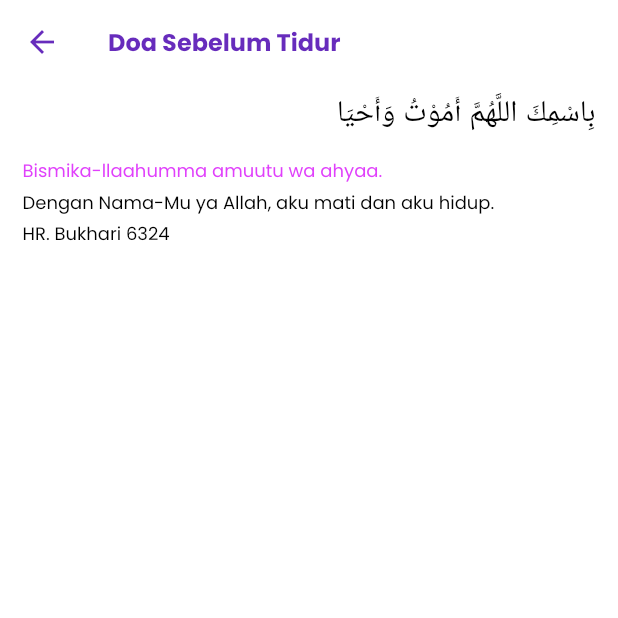
After one commit to AdityaAde/quran-app, a Flutter app: the DetailPrayScreen screen opened by its route, on a phone screen of 412 x 824 dp, the top half of it. The commit adds this screen. Run offline on Flutter 3.47's test engine with Material 2 defaults, Android fonts, the phone set to English and light mode, and no system bars; our stand-ins replace audioplayers, equatable, flutter_bloc, sqflite, tuple; accounts and stored records are empty.

Commit message:
* Create UI Screen Detail doa * Create models detail doa * Update theme

```diff
--- a/lib/bundles/bundles.dart
+++ b/lib/bundles/bundles.dart
@@ -4,3 +4,4 @@ export 'detail_surah/detail_surah_screen.dart';
 export 'search/search_screen.dart';
 export 'bookmarks/bookmark_screen.dart';
 export 'pray/pray_screen.dart';
+export 'detail_pray/detail_pray_screen.dart';
--- /dev/null
+++ b/lib/bundles/detail_pray/detail_pray_screen.dart
@@ -0,0 +1,63 @@
+import 'package:flutter/material.dart';
+
+import '../../components/components.dart';
+
+class DetailPrayScreen extends StatelessWidget {
+  const DetailPrayScreen({Key? key}) : super(key: key);
+
+  static const String routeName = '/detail-doa';
+
+  static Route route() {
+    return MaterialPageRoute(
+      settings: const RouteSettings(name: routeName),
+      builder: (context) => const DetailPrayScreen(),
+    );
+  }
+
+  @override
+  Widget build(BuildContext context) {
+    final TextTheme textTheme = Theme.of(context).textTheme;
+    final ColorScheme colorScheme = Theme.of(context).colorScheme;
+    return Scaffold(
+      appBar: AppBarCustom.appBarCustom(
+        context,
+        'Doa Sebelum Tidur',
+        textTheme,
+        colorScheme,
+        const SizedBox(),
+      ),
+      body: ListView.builder(
+          itemCount: 1,
+          itemBuilder: (context, index) {
+            return Padding(
+              padding: const EdgeInsets.symmetric(horizontal: 15),
+              child: Column(
+                crossAxisAlignment: CrossAxisAlignment.start,
+                children: [
+                  Align(
+                    alignment: Alignment.centerRight,
+                    child: Text(
+                      'بِاسْمِكَ اللَّهُمَّ أَمُوْتُ وَأَحْيَا',
+                      style: textTheme.bodyLarge!.copyWith(fontSize: 20),
+                    ),
+                  ),
+                  const SizedBox(height: 10),
+                  Text(
+                    'Bismika-llaahumma amuutu wa ahyaa.',
+                    style: textTheme.bodyLarge!.copyWith(color: colorScheme.secondaryContainer),
+                  ),
+                  Text(
+                    "Dengan Nama-Mu ya Allah, aku mati dan aku hidup.",
+                    style: textTheme.bodyLarge,
+                  ),
+                  Text(
+                    'HR. Bukhari 6324',
+                    style: textTheme.bodyLarge,
+                  )
+                ],
+              ),
+            );
+          }),
+    );
+  }
+}
--- a/lib/bundles/loading/widget/loading_screen_body.dart
+++ b/lib/bundles/loading/widget/loading_screen_body.dart
@@ -75,7 +75,7 @@ class _LoadingScreenBodyState extends State<LoadingScreenBody> {
           child: Center(
             child: Text(
               'Get Started',
-              style: textTheme.headline4!.copyWith(color: colorScheme.onPrimary),
+              style: textTheme.headline4!.copyWith(color: colorScheme.background),
             ),
           ),
         ),
--- a/lib/config/app_router.dart
+++ b/lib/config/app_router.dart
@@ -1,8 +1,8 @@
 import 'package:flutter/material.dart';
-import 'package:quran_app/models/surah_models.dart';
 import 'package:tuple/tuple.dart';
 
 import '../bundles/bundles.dart';
+import '../models/models.dart';
 
 class AppRouter {
   static Route onGenerateRoute(RouteSettings settings) {
@@ -17,6 +17,8 @@ class AppRouter {
         return BookmarkScreen.route();
       case '/pray':
         return PrayScreen.route();
+      case '/detail-doa':
+        return DetailPrayScreen.route();
       default:
         return _errorRoute();
     }
--- a/lib/config/theme/theme_cubit.dart
+++ b/lib/config/theme/theme_cubit.dart
@@ -1,6 +1,7 @@
 import 'package:equatable/equatable.dart';
 import 'package:flutter_bloc/flutter_bloc.dart';
-import 'package:quran_app/provider/theme_save/theme_repository.dart';
+
+import '../../provider/provider.dart';
 
 part 'theme_state.dart';
 
--- a/lib/models/models.dart
+++ b/lib/models/models.dart
@@ -1 +1,4 @@
+export 'doa_models.dart';
+export 'detail_doa_models.dart';
+export 'surah_models.dart';
 export 'detail_surah_models.dart';
--- a/lib/provider/doa/doa_repository.dart
+++ b/lib/provider/doa/doa_repository.dart
@@ -1,8 +1,8 @@
 import 'dart:convert';
+import 'package:http/http.dart' as http;
 
-import 'package:quran_app/models/doa_models.dart';
-import 'package:quran_app/provider/doa/base_doa_repository.dart';
-import 'package:http/http.dart' as http;
+import '../../models/models.dart';
+import 'base_doa_repository.dart';
 
 class DoaRepository extends BaseDoaRepository {
   @override
--- a/lib/provider/provider.dart
+++ b/lib/provider/provider.dart
@@ -2,4 +2,4 @@ export 'surah/surah.dart';
 export 'detail_surah/detail_surah.dart';
 export 'bookmarks/bookmarks.dart';
 export 'doa/doa.dart';
-export 'theme_save/theme_repository.dart';
+export 'theme_save/theme_save.dart';
--- a/lib/provider/surah/base_surah_repository.dart
+++ b/lib/provider/surah/base_surah_repository.dart
@@ -1,4 +1,4 @@
-import 'package:quran_app/models/surah_models.dart';
+import '../../models/models.dart';
 
 abstract class BaseSurahRepository {
   Future<List<SurahModels>> getSurah();
--- a/lib/provider/theme_save/theme_repository.dart
+++ b/lib/provider/theme_save/theme_repository.dart
@@ -1,5 +1,5 @@
-import 'package:quran_app/provider/theme_save/base_theme_repository.dart';
 import 'package:sqflite/sqflite.dart';
+import '../provider.dart';
 
 class ThemeRepository extends BaseThemeRepository {
   DatabaseThemeManager database = DatabaseThemeManager.instance;
--- /dev/null
+++ b/lib/provider/theme_save/theme_save.dart
@@ -0,0 +1,2 @@
+export 'base_theme_repository.dart';
+export 'theme_repository.dart';
```
Also changed, not shown: lib/bundles/pray/widget/list_doa.dart (+1 -7 lines), lib/config/theme.dart (+5 -5 lines), lib/models/detail_doa_models.dart (added, +73 -0 lines), 1 other file.
